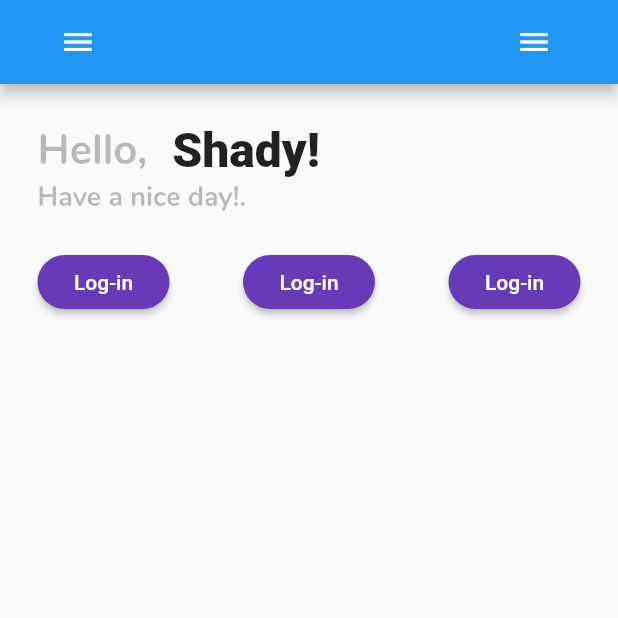
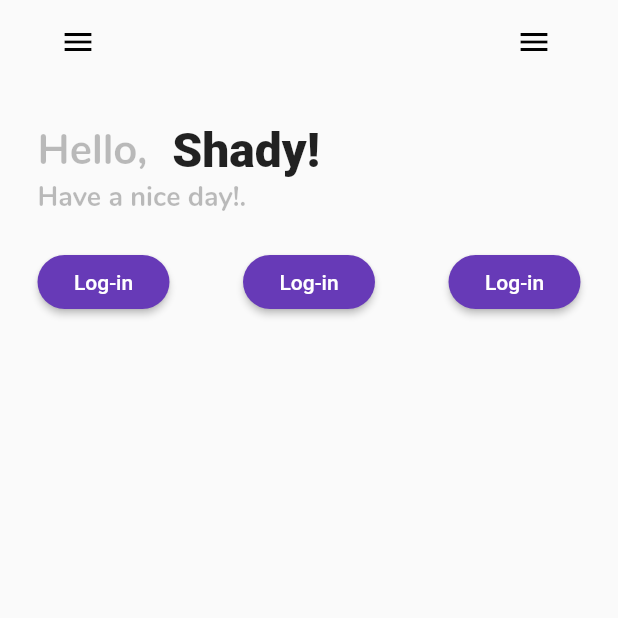
Before and after one commit to shady00s/Todo, a Flutter app: the screen it shows after launch, on a phone screen of 412 x 824 dp, the top half of it. Run offline on Flutter 3.47's test engine with Material 2 defaults, Android fonts, the phone set to English and light mode, and no system bars.

```diff
--- a/lib/view/HomePage.dart
+++ b/lib/view/HomePage.dart
@@ -14,9 +14,12 @@ class _HomePageScreenState extends State<HomePageScreen> {
   Widget build(BuildContext context) {
     return Scaffold(
       appBar: AppBar(
+        backgroundColor: Colors.transparent,
+        elevation:0 ,
         leading: Padding(
           padding: const EdgeInsets.only(left: 32.0),
           child: IconButton(
+            color: Colors.black,
             icon: Icon(Icons.menu),
             onPressed:(){}
           ),
@@ -25,6 +28,7 @@ class _HomePageScreenState extends State<HomePageScreen> {
           Padding(
             padding: const EdgeInsets.only(right: 32.0),
             child: IconButton(
+                color: Colors.black,
                 icon: Icon(Icons.menu),
                 onPressed:(){}
             ),
```
